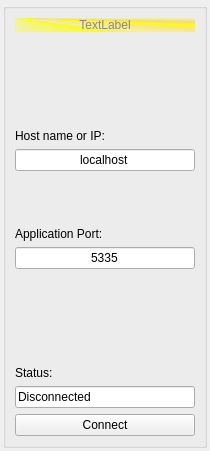
The window that tcpportview.ui (igorf7/DeviceLinkTest) describes before a commit, drawn with Qt 5.
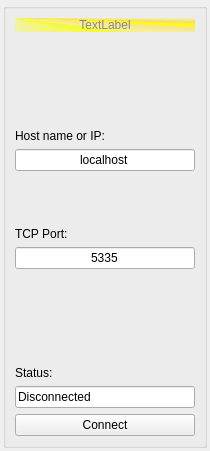
The same window after the commit.

Patch:
```diff
--- a/tcpportview.ui
+++ b/tcpportview.ui
@@ -99,7 +99,7 @@
         <item>
          <widget class="QLabel" name="label_2">
           <property name="text">
-           <string>Application Port:</string>
+           <string>TCP Port:</string>
           </property>
          </widget>
         </item>
```
